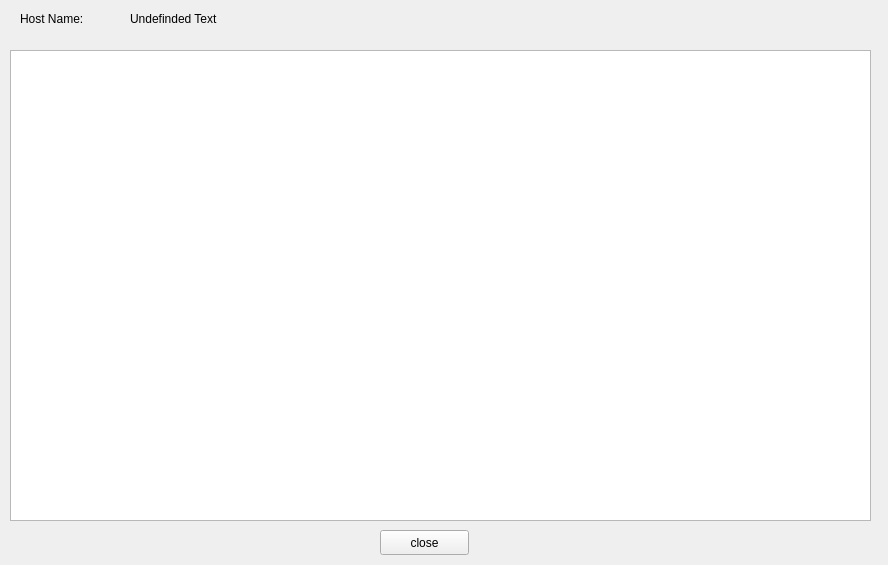
First picture: the form in ws/src/ros_qt_sen/src/install_shell/install_device_infor/install_device_infor.ui, repository cocobird231/RV1-gui, before the edit.
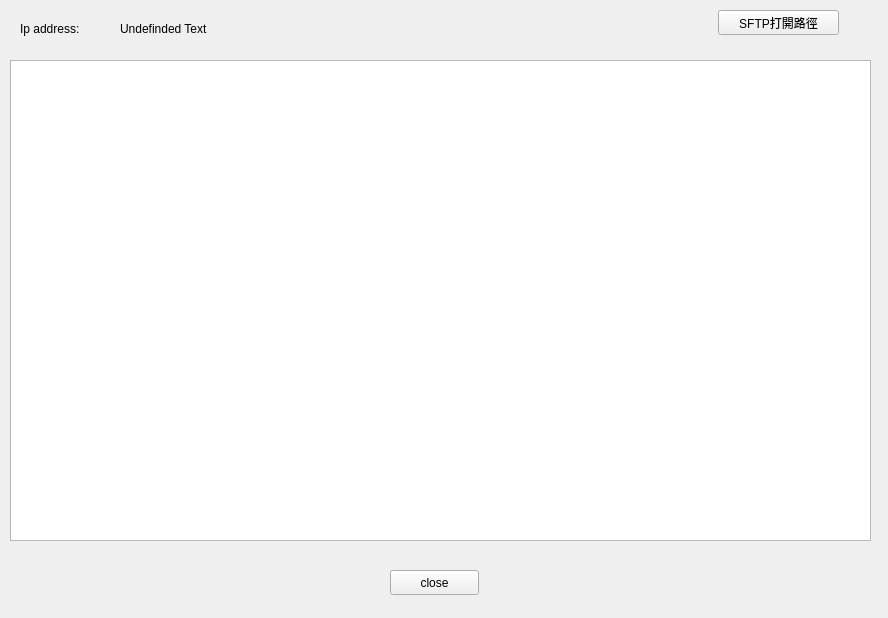
Second picture: the form after the edit.

Commit message: 新增按鈕打開Common.yaml or modulesettings

```diff
--- a/ws/src/ros_qt_sen/src/install_shell/install_device_infor/install_device_infor.ui
+++ b/ws/src/ros_qt_sen/src/install_shell/install_device_infor/install_device_infor.ui
@@ -7,7 +7,7 @@
     <x>0</x>
     <y>0</y>
     <width>888</width>
-    <height>565</height>
+    <height>618</height>
    </rect>
   </property>
   <property name="windowTitle">
@@ -17,17 +17,17 @@
    <property name="geometry">
     <rect>
      <x>10</x>
-     <y>50</y>
+     <y>60</y>
      <width>861</width>
-     <height>471</height>
+     <height>481</height>
     </rect>
    </property>
   </widget>
   <widget class="QPushButton" name="pushButton">
    <property name="geometry">
     <rect>
-     <x>380</x>
-     <y>530</y>
+     <x>390</x>
+     <y>570</y>
      <width>89</width>
      <height>25</height>
     </rect>
@@ -36,24 +36,11 @@
     <string>close</string>
    </property>
   </widget>
-  <widget class="QLabel" name="label">
-   <property name="geometry">
-    <rect>
-     <x>20</x>
-     <y>10</y>
-     <width>101</width>
-     <height>17</height>
-    </rect>
-   </property>
-   <property name="text">
-    <string>Host Name:</string>
-   </property>
-  </widget>
   <widget class="QLabel" name="label_2">
    <property name="geometry">
     <rect>
-     <x>130</x>
-     <y>10</y>
+     <x>120</x>
+     <y>20</y>
      <width>121</width>
      <height>17</height>
     </rect>
@@ -62,6 +49,32 @@
     <string>Undefinded Text</string>
    </property>
   </widget>
+  <widget class="QPushButton" name="pushButton_2">
+   <property name="geometry">
+    <rect>
+     <x>718</x>
+     <y>10</y>
+     <width>121</width>
+     <height>25</height>
+    </rect>
+   </property>
+   <property name="text">
+    <string>SFTP打開路徑</string>
+   </property>
+  </widget>
+  <widget class="QLabel" name="label_4">
+   <property name="geometry">
+    <rect>
+     <x>20</x>
+     <y>20</y>
+     <width>81</width>
+     <height>17</height>
+    </rect>
+   </property>
+   <property name="text">
+    <string>Ip address:</string>
+   </property>
+  </widget>
  </widget>
  <resources/>
  <connections/>
```
The commit also changes 5 other files.
